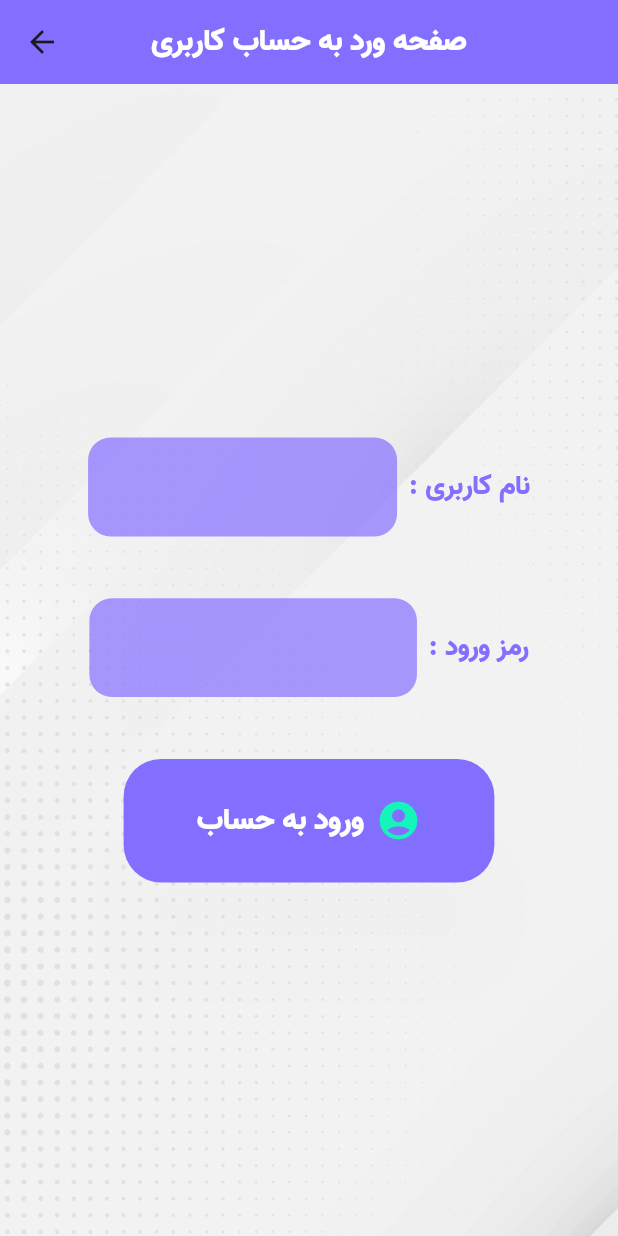
After one commit to mohamad-javad-jokar-sarhangi/7-Farvardin-FrontEnd, a Flutter app: the Login screen opened directly, on a phone screen of 412 x 824 dp. The commit adds this screen. Run offline on Flutter 3.47's test engine with Material 3 defaults, Android fonts, the phone set to English and light mode, and no system bars; our stand-ins replace curved_navigation_bar, flutter_bloc, lottie, shared_preferences; accounts and stored records are empty.

Commit message:
add login page and new widget

```diff
--- a/analysis_options.yaml
+++ b/analysis_options.yaml
@@ -23,6 +23,7 @@ analyzer:
     prefer_const_declarations: ignore
     unused_element: ignore
     use_build_context_synchronously: ignore
+    constant_identifier_names: ignore
 include: package:flutter_lints/flutter.yaml
 
 linter:
--- a/lib/core/data_color.dart
+++ b/lib/core/data_color.dart
@@ -11,5 +11,4 @@ class DataColor {
   static const Color tableRowHoverColor = Color(0x66836FFF); // rgba(131, 111, 255, 0.4) - پس زمینه هنگام هاور روی ردیف های جدول
   static const Color accentShadowColor = Color(0x8015F5BA); // rgba(21, 245, 186, 0.5) - سایه اکسنت
 
-
 }
--- /dev/null
+++ b/lib/presentation/pages/register/login.dart
@@ -0,0 +1,93 @@
+import 'package:flutter/material.dart';
+import 'package:myfront/core/data_color.dart';
+import 'package:myfront/presentation/widgets/claude_box.dart';
+import 'package:myfront/presentation/widgets/claude_button.dart';
+import 'package:myfront/presentation/widgets/gemini_button.dart';
+import 'package:myfront/presentation/widgets/gemini_text_box.dart';
+import 'package:myfront/presentation/widgets/vtext.dart';
+
+class Login extends StatefulWidget {
+  const Login({super.key});
+
+  @override
+  State<Login> createState() => _LoginState();
+}
+
+class _LoginState extends State<Login> {
+  TextEditingController user_name = TextEditingController();
+  TextEditingController password = TextEditingController();
+
+  @override
+  Widget build(BuildContext context) {
+    double screen_width = MediaQuery.of(context).size.width;
+    double screen_height = MediaQuery.of(context).size.height;
+    return Scaffold(
+      appBar: AppBar(
+        title: VText().PersianText('صفحه ورد به حساب کاربری', 20),
+        centerTitle: true,
+        backgroundColor: DataColor.backgroundColor,
+      ),
+      body: Container(
+        width: screen_width,
+        height: screen_height,
+        decoration: BoxDecoration(
+          image: DecorationImage(image: AssetImage('img/white.jpg'), fit: BoxFit.cover)
+        ),
+        child: Column(
+          mainAxisAlignment: MainAxisAlignment.center,
+          children: [
+            GeminiTextBox(
+              name: 'نام کاربری',
+              tc: user_name,
+              width: screen_width*0.5,
+              height: screen_height*0.08,
+              radius: 15,
+              fontSize: 18,
+              containerColor: DataColor.backgroundColor,
+              cursorColor: DataColor.accentColor,
+              textColor: DataColor.textColor,
+              labelColor: DataColor.backgroundColor,
+              focusBorderColor: DataColor.accentColor,
+              focusIcon: Icons.account_box_rounded,
+              focusIconColor: DataColor.accentColor,
+              focusIconSize: 30,
+            ),
+            SizedBox(height: screen_height*0.05,),
+            GeminiTextBox(
+              name: 'رمز ورود',
+              tc: password,
+              width: screen_width*0.53,
+              height: screen_height*0.08,
+              radius: 15,
+              fontSize: 18,
+              containerColor: DataColor.backgroundColor,
+              cursorColor: DataColor.accentColor,
+              textColor: DataColor.textColor,
+              labelColor: DataColor.backgroundColor,
+              focusBorderColor: DataColor.accentColor,
+              focusIcon: Icons.password,
+              focusIconColor: DataColor.accentColor,
+              focusIconSize: 30,
+            ),
+            SizedBox(height: screen_height*0.05,),
+            GeminiButton(
+              text: 'ورود به حساب',
+              onPressed: (){},
+              width: screen_width*0.6,
+              height: screen_height*0.1,
+              iconData: Icons.account_circle,
+              iconColor: DataColor.accentColor,
+              buttonColor: DataColor.backgroundColor,
+              splashColor: DataColor.accentShadowColor,
+              elevation: 30,
+              iconSize: 30,
+              fontSize: 20,
+              radius: 25,
+              shadowColor: DataColor.sidebarLinkBackgroundColor,
+            )
+          ],
+        ),
+      ),
+    );
+  }
+}
--- a/lib/presentation/widgets/gemini_button.dart
+++ b/lib/presentation/widgets/gemini_button.dart
@@ -1,4 +1,5 @@
 import 'package:flutter/material.dart';
+import 'package:myfront/core/data_color.dart';
 import 'package:myfront/presentation/widgets/vtext.dart';
 // import 'package:myfront/presentation/widgets/vtext.dart';
 
@@ -52,25 +53,28 @@ class GeminiButton extends StatelessWidget {
     required this.onPressed,
     required this.width,
     required this.height,
-    required this.radius,
-    required this.fontSize,
-    required this.buttonColor,
-    required this.textColor,
-    this.splashColor = Colors.white38,
-    this.disabledButtonColor,
-    this.disabledTextColor,
+    this.radius = 25,
+    this.fontSize = 16,
+    this.buttonColor = DataColor.backgroundColor,
+    this.textColor = DataColor.textColor,
+    this.splashColor = DataColor.accentShadowColor,
+    this.disabledButtonColor = DataColor.accentColor,
+    this.disabledTextColor = DataColor.sidebarLinkBackgroundColor,
     this.elevation = 2.0,
-    this.shadowColor,
+    this.shadowColor = DataColor.sidebarLinkBackgroundColor,
     this.iconData,
     this.iconSize,
     this.iconPadding = 8.0,
     this.iconPosition = IconPosition.leading,
-    this.iconColor, // **جدید**
+    this.iconColor = DataColor.accentColor, // **جدید**
     this.disabledIconColor, // **جدید**
   });
 
   @override
   Widget build(BuildContext context) {
+    double screen_width = MediaQuery.of(context).size.width;
+    double screen_height = MediaQuery.of(context).size.height;
+
     // تعیین اینکه دکمه فعال است یا نه
     final bool isEnabled = onPressed != null;
 
--- a/lib/presentation/widgets/gemini_text_box.dart
+++ b/lib/presentation/widgets/gemini_text_box.dart
@@ -1,4 +1,5 @@
 import 'package:flutter/material.dart';
+import 'package:myfront/core/data_color.dart';
 import 'package:myfront/presentation/widgets/vtext.dart';
 
 class GeminiTextBox extends StatefulWidget {
@@ -28,20 +29,20 @@ class GeminiTextBox extends StatefulWidget {
     required this.name,
     required this.width,
     required this.height,
-    required this.radius,
-    required this.fontSize,
-    required this.containerColor,
-    required this.cursorColor,
-    required this.textColor,
-    required this.labelColor,
+    this.radius = 24,
+    this.fontSize = 16,
+    this.containerColor = DataColor.backgroundColor,
+    this.cursorColor = DataColor.accentColor,
+    this.textColor = DataColor.textColor,
+    this.labelColor = DataColor.backgroundColor,
     required this.tc,
     // مقادیر پیش‌فرض برای قابلیت‌های جدید
     this.enableFocusEffects = true, // به طور پیش‌فرض فعال
     this.focusBorderColor = Colors.blueAccent, // یه رنگ پیش‌فرض جذاب
     this.focusBorderWidth = 2.0,
     this.focusIcon, // به طور پیش‌فرض آیکونی نیست
-    this.focusIconColor, // رنگ پیش‌فرض بعداً تنظیم می‌شود
-    this.focusIconSize, // اندازه پیش‌فرض بعداً تنظیم می‌شود
+    this.focusIconColor = DataColor.accentColor, // رنگ پیش‌فرض بعداً تنظیم می‌شود
+    this.focusIconSize = 20, // اندازه پیش‌فرض بعداً تنظیم می‌شود
     this.labelSpacing = 8.0, // فاصله پیش‌فرض بین لیبل و فیلد
   });
 
--- a/pubspec.yaml
+++ b/pubspec.yaml
@@ -75,6 +75,9 @@ flutter:
     - json assets/json (6).json
     - json assets/json (7).json
     - json assets/json (8).json
+    - img/white.jpg
+    - img/gradint.jpg
+
 
   # An image asset can refer to one or more resolution-specific "variants", see
   # https://flutter.dev/to/resolution-aware-images
```
Also changed, not shown: lib/presentation/pages/register/login_regisster_page.dart (+15 -1 lines), lib/presentation/widgets/claud_text.dart (added, +64 -0 lines), lib/presentation/widgets/claude_box.dart (added, +302 -0 lines), lib/presentation/widgets/claude_button.dart (added, +221 -0 lines), img/gradint.jpg (added), img/white.jpg (added).
